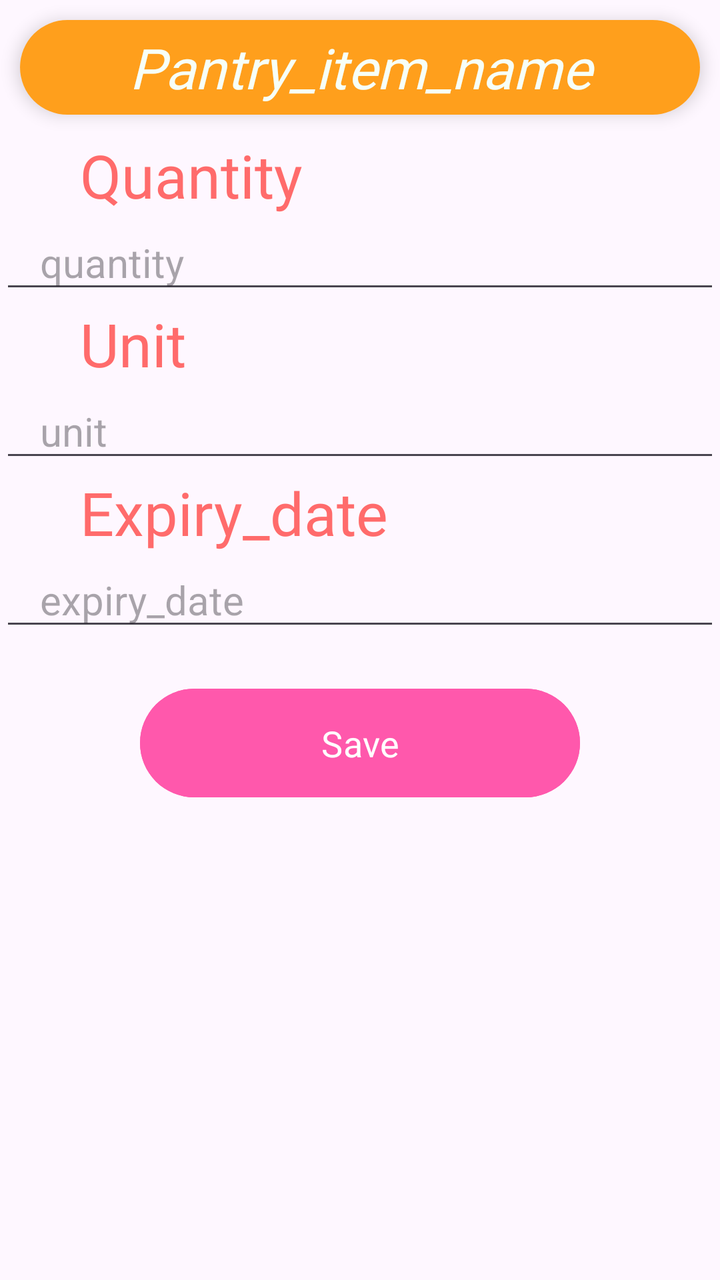
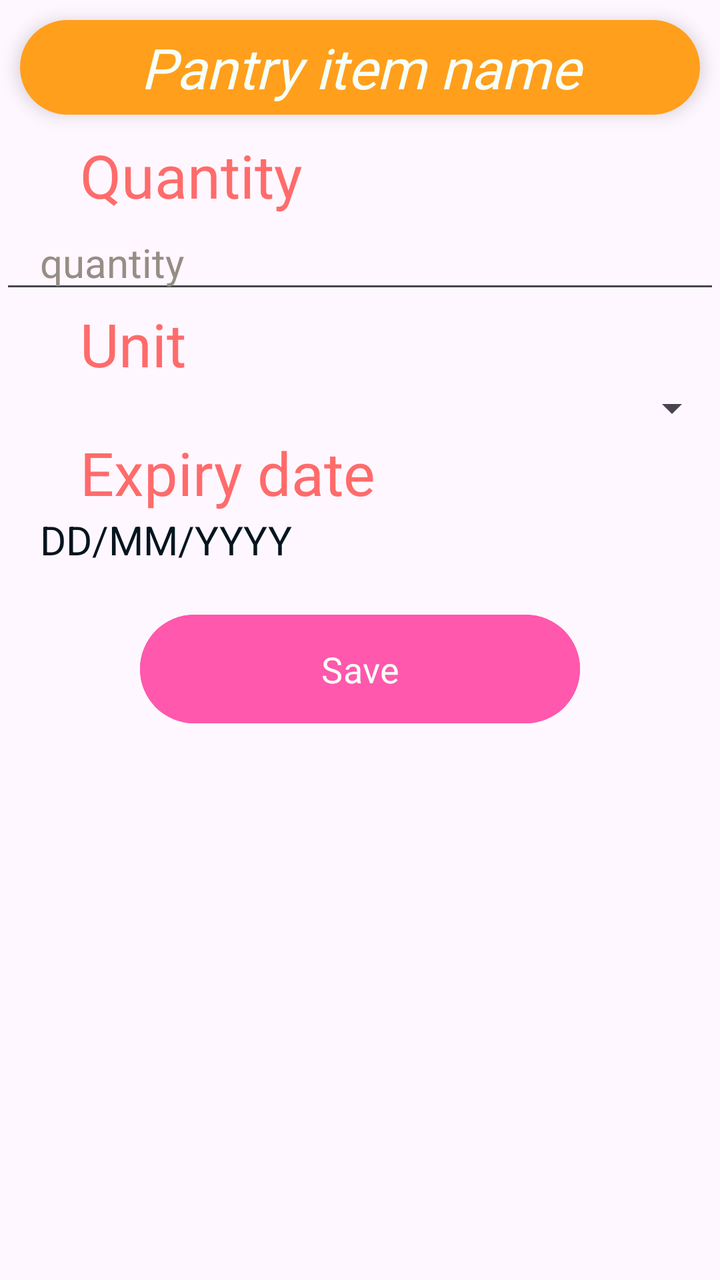

Screens rendered from an Android XML layout before and after an edit, with the pre-edit source and the edit as a unified diff.
<!-- AndroidManifest.xml: application theme Theme.Foodie -->
<!-- res/layout/update_pantry_item_layout.xml -->
<?xml version="1.0" encoding="utf-8"?>
<LinearLayout xmlns:android="http://schemas.android.com/apk/res/android"
    xmlns:tools="http://schemas.android.com/tools"
    android:layout_width="match_parent"
    android:layout_height="match_parent"
    android:layout_margin="10dp"
    android:orientation="vertical"
    tools:context=".fragments.pantryItemFragments.EditPantryItemFragment">

    
    <androidx.cardview.widget.CardView
        xmlns:app="http://schemas.android.com/apk/res-auto"
        android:layout_width="match_parent"
        android:layout_height="wrap_content"
        android:layout_margin="10dp"
        android:orientation="vertical"
        app:cardCornerRadius="25dp"
        app:cardElevation="5dp">

        <TextView
            android:id="@+id/pantry_item_name"
            android:layout_width="match_parent"
            android:layout_height="wrap_content"
            android:gravity="center"
            android:text="@string/pantry_item_name"
            android:textSize="28sp"
            android:background="@color/bright_orange"
            android:textStyle="italic|normal"
            android:fontFamily="@font/bagel_fat"
            android:textColor="@color/mint_cream"
            android:paddingVertical="5dp"
            />

    </androidx.cardview.widget.CardView>

    
    <TextView
        android:layout_width="match_parent"
        android:layout_height="wrap_content"
        android:text="@string/pantry_item_quantity_label"
        android:textSize="30sp"
        android:textColor="@color/grapefruit_pink"
        android:fontFamily="@font/bagel_fat"
        android:paddingHorizontal="40dp"
        />

    <EditText
        android:id="@+id/pantry_item_quantity"
        android:inputType="text"
        android:hint="@string/pantry_item_quantity"
        android:autofillHints="@string/pantry_item_quantity"
        android:layout_width="match_parent"
        android:layout_height="wrap_content"
        android:textColor="@color/ink_black"
        android:textSize="20sp"
        android:paddingHorizontal="20dp"
        />

    
    <TextView
        android:layout_width="match_parent"
        android:layout_height="wrap_content"
        android:text="@string/pantry_item_unit_label"
        android:textSize="30sp"
        android:textColor="@color/grapefruit_pink"
        android:fontFamily="@font/bagel_fat"
        android:paddingHorizontal="40dp"
        />

    <EditText
        android:id="@+id/pantry_item_unit"
        android:inputType="text"
        android:hint="@string/pantry_item_unit"
        android:autofillHints="@string/pantry_item_unit"
        android:layout_width="match_parent"
        android:layout_height="wrap_content"
        android:textColor="@color/ink_black"
        android:textSize="20sp"
        android:paddingHorizontal="20dp"
        />

    
    <TextView
        android:layout_width="match_parent"
        android:layout_height="wrap_content"
        android:text="@string/pantry_item_expiry_label"
        android:textSize="30sp"
        android:textColor="@color/grapefruit_pink"
        android:fontFamily="@font/bagel_fat"
        android:paddingHorizontal="40dp"
        />

    <EditText
        android:id="@+id/pantry_item_expiry_date"
        android:inputType="date"
        android:hint="@string/pantry_item_expiry"
        android:autofillHints="@string/pantry_item_expiry"
        android:layout_width="match_parent"
        android:layout_height="wrap_content"
        android:textColor="@color/ink_black"
        android:textSize="20sp"
        android:paddingHorizontal="20dp"
        />

    
    <Button
        android:id="@+id/edit_pantry_item_btn"
        android:layout_width="match_parent"
        android:layout_height="wrap_content"
        android:layout_marginHorizontal="70dp"
        android:layout_gravity="bottom|center"
        android:layout_marginVertical="20dp"
        android:backgroundTint="@color/blush_pop"
        android:fontFamily="@font/bagel_fat"
        android:padding="15dp"
        android:text="@string/save"
        android:textSize="18sp" />
</LinearLayout>
<!-- resources referenced by this layout -->
<resources>
  <color name="blush_pop">#FF58AC</color>
  <color name="bright_orange">#FF9F1C</color>
  <color name="grapefruit_pink">#FF6B6B</color>
  <color name="ink_black">#04151F</color>
  <color name="mint_cream">#F7FFF7</color>
  <string name="pantry_item_expiry">expiry_date</string>
  <string name="pantry_item_expiry_label">Expiry_date</string>
  <string name="pantry_item_name">Pantry_item_name</string>
  <string name="pantry_item_quantity">quantity</string>
  <string name="pantry_item_quantity_label">Quantity</string>
  <string name="pantry_item_unit">unit</string>
  <string name="pantry_item_unit_label">Unit</string>
  <string name="save">Save</string>
  <style name="Theme.Foodie" parent="Base.Theme.Foodie" />
  <style name="Base.Theme.Foodie" parent="Theme.Material3.DayNight.NoActionBar">
          
          
      </style>
</resources>

<!-- the commit's change to res/layout/update_pantry_item_layout.xml (unified diff, before → after) -->
@@ -22,7 +22,7 @@
             android:layout_width="match_parent"
             android:layout_height="wrap_content"
             android:gravity="center"
-            android:text="@string/pantry_item_name"
+            android:text="@string/pantry_item_name_label"
             android:textSize="28sp"
             android:background="@color/bright_orange"
             android:textStyle="italic|normal"
@@ -46,12 +46,13 @@
 
     <EditText
         android:id="@+id/pantry_item_quantity"
-        android:inputType="text"
+        android:inputType="number"
         android:hint="@string/pantry_item_quantity"
         android:autofillHints="@string/pantry_item_quantity"
         android:layout_width="match_parent"
         android:layout_height="wrap_content"
         android:textColor="@color/ink_black"
+        android:textColorHint="@color/dusty_grey"
         android:textSize="20sp"
         android:paddingHorizontal="20dp"
         />
@@ -67,7 +68,7 @@
         android:paddingHorizontal="40dp"
         />
 
-    <EditText
+    <Spinner
         android:id="@+id/pantry_item_unit"
         android:inputType="text"
         android:hint="@string/pantry_item_unit"
@@ -90,14 +91,14 @@
         android:paddingHorizontal="40dp"
         />
 
-    <EditText
+    <TextView
         android:id="@+id/pantry_item_expiry_date"
-        android:inputType="date"
-        android:hint="@string/pantry_item_expiry"
-        android:autofillHints="@string/pantry_item_expiry"
+        android:inputType="text|date"
+        android:text="@string/pantry_item_expiry"
         android:layout_width="match_parent"
         android:layout_height="wrap_content"
         android:textColor="@color/ink_black"
+        android:textColorHint="@color/dusty_grey"
         android:textSize="20sp"
         android:paddingHorizontal="20dp"
         />
@@ -114,5 +115,6 @@
         android:fontFamily="@font/bagel_fat"
         android:padding="15dp"
         android:text="@string/save"
-        android:textSize="18sp" />
+        android:textSize="18sp"
+        android:textColor="@color/mint_cream"/>
 </LinearLayout>
<!-- resource entries referenced after the edit -->
@@ -2,12 +2,13 @@
 <resources>
   <color name="blush_pop">#FF58AC</color>
   <color name="bright_orange">#FF9F1C</color>
+  <color name="dusty_grey">#968E85</color>
   <color name="grapefruit_pink">#FF6B6B</color>
   <color name="ink_black">#04151F</color>
   <color name="mint_cream">#F7FFF7</color>
-  <string name="pantry_item_expiry">expiry_date</string>
-  <string name="pantry_item_expiry_label">Expiry_date</string>
-  <string name="pantry_item_name">Pantry_item_name</string>
+  <string name="pantry_item_expiry">DD/MM/YYYY</string>
+  <string name="pantry_item_expiry_label">Expiry date</string>
+  <string name="pantry_item_name_label">Pantry item name</string>
   <string name="pantry_item_quantity">quantity</string>
   <string name="pantry_item_quantity_label">Quantity</string>
   <string name="pantry_item_unit">unit</string>
